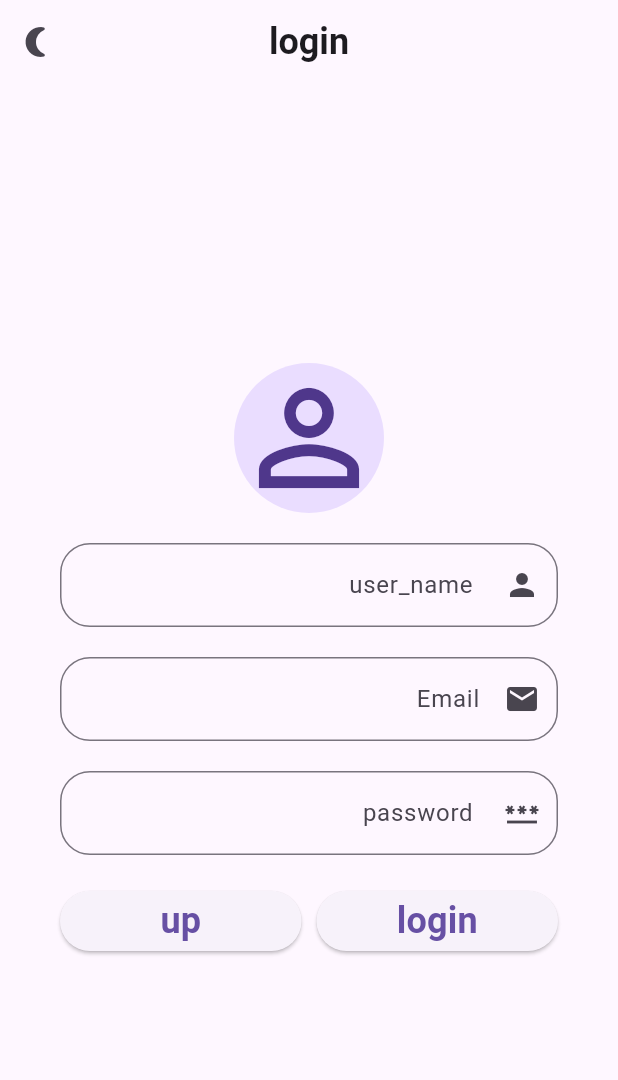
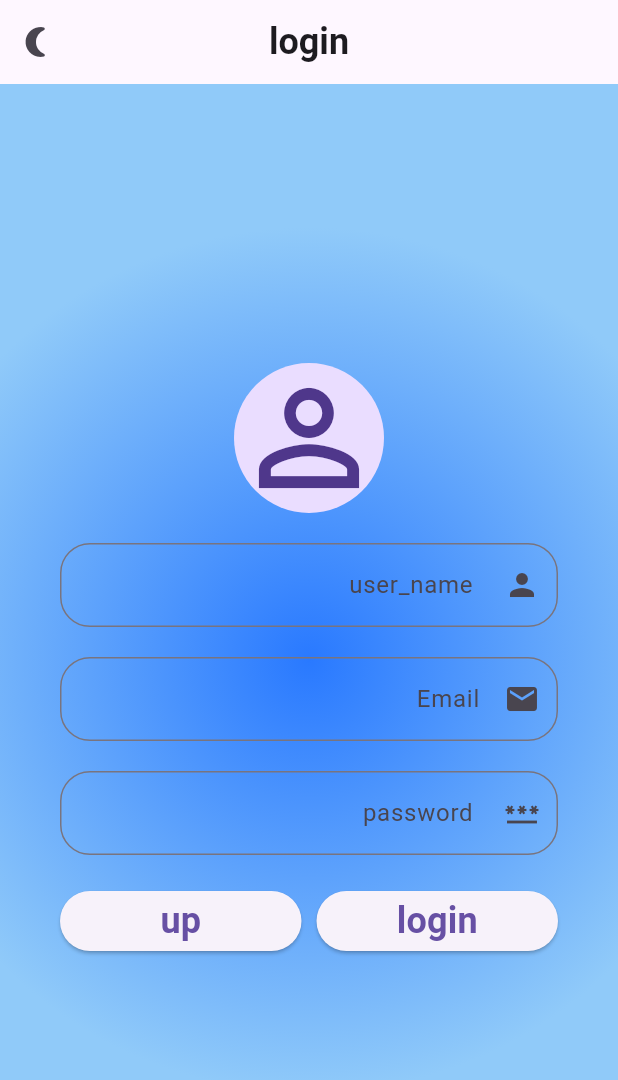
Before and after one commit to hilm733/h2, a Flutter app: the screen it shows after launch, on a phone screen of 412 x 824 dp. Shown: the top 1080 px of the screen. Run offline on Flutter 3.47's test engine with Material 3 defaults, Android fonts, the phone set to English and light mode, and no system bars.

Commit message:
add backgroundcolor in login interface

```diff
--- a/lib/login.dart
+++ b/lib/login.dart
@@ -5,10 +5,13 @@ class Log extends StatelessWidget {
   Log({super.key});
   @override
   Widget build(BuildContext context) {
+
     return Directionality(
       textDirection: TextDirection.rtl,
       child: Scaffold(
+
         appBar: AppBar(
+
           centerTitle: true,
           title: Text(
             "login",
@@ -24,6 +27,13 @@ class Log extends StatelessWidget {
         ),
         // drawer:DDrawer(context),
         body: Container(
+          decoration: BoxDecoration(
+            gradient: RadialGradient(
+              center: Alignment.center,
+              radius: 0.7,
+              colors: [Colors.blueAccent.shade400, Colors.blue.shade200],
+            ),
+          ),
           child: Padding(
             padding: const EdgeInsets.all(20.0),
             child: Center(
@@ -44,6 +54,7 @@ class Log extends StatelessWidget {
                         ),
                       ),
                       TextFormField(
+
                         // textDirection:TextDirecton.rtl,
                         decoration: InputDecoration(
                           floatingLabelAlignment: FloatingLabelAlignment.center,
@@ -57,9 +68,7 @@ class Log extends StatelessWidget {
                         ),
                       ),
                       TextFormField(
-                        style: TextStyle(
-                          fontWeight: FontWeight.bold,
-                        ),
+
                         // textDirection:TextDirecton.rtl,
                         decoration: InputDecoration(
                           prefixIcon: Icon(Icons.email),
```
